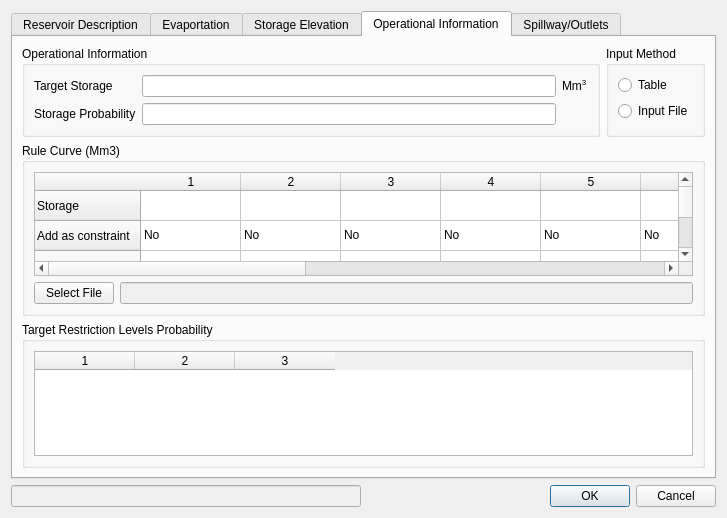
Above: gui/ui/reservoir_dialog.ui from lcford2/graps_gui before the change. Below: the same form after it.
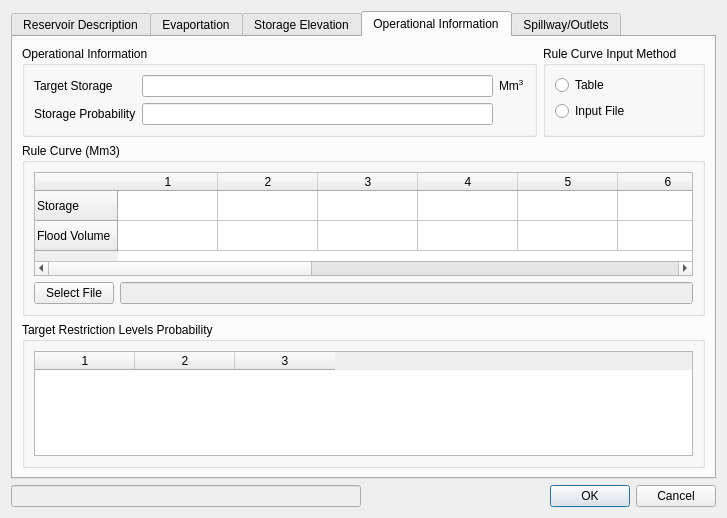
That is the form after the change. The open tabs and pages were chosen to show the change.

What changed in the file:
```diff
--- a/gui/ui/reservoir_dialog.ui
+++ b/gui/ui/reservoir_dialog.ui
@@ -798,26 +798,19 @@
           </item>
           <item row="0" column="0" colspan="2">
            <widget class="QTableWidget" name="rule_curve_table">
+            <property name="gridStyle">
+             <enum>Qt::SolidLine</enum>
+            </property>
             <row>
              <property name="text">
               <string>Storage</string>
              </property>
             </row>
-            <row>
-             <property name="text">
-              <string>Add as constraint</string>
-             </property>
-            </row>
             <row>
              <property name="text">
               <string>Flood Volume</string>
              </property>
             </row>
-            <row>
-             <property name="text">
-              <string>Add as constraint</string>
-             </property>
-            </row>
             <column>
              <property name="text">
               <string>1</string>
@@ -878,216 +871,6 @@
               <string>12</string>
              </property>
             </column>
-            <item row="1" column="0">
-             <property name="text">
-              <string>No</string>
-             </property>
-             <property name="checkState">
-              <enum>Unchecked</enum>
-             </property>
-            </item>
-            <item row="1" column="1">
-             <property name="text">
-              <string>No</string>
-             </property>
-             <property name="checkState">
-              <enum>Unchecked</enum>
-             </property>
-            </item>
-            <item row="1" column="2">
-             <property name="text">
-              <string>No</string>
-             </property>
-             <property name="checkState">
-              <enum>Unchecked</enum>
-             </property>
-            </item>
-            <item row="1" column="3">
-             <property name="text">
-              <string>No</string>
-             </property>
-             <property name="checkState">
-              <enum>Unchecked</enum>
-             </property>
-            </item>
-            <item row="1" column="4">
-             <property name="text">
-              <string>No</string>
-             </property>
-             <property name="checkState">
-              <enum>Unchecked</enum>
-             </property>
-            </item>
-            <item row="1" column="5">
-             <property name="text">
-              <string>No</string>
-             </property>
-             <property name="checkState">
-              <enum>Unchecked</enum>
-             </property>
-            </item>
-            <item row="1" column="6">
-             <property name="text">
-              <string>No</string>
-             </property>
-             <property name="checkState">
-              <enum>Unchecked</enum>
-             </property>
-            </item>
-            <item row="1" column="7">
-             <property name="text">
-              <string>No</string>
-             </property>
-             <property name="checkState">
-              <enum>Unchecked</enum>
-             </property>
-            </item>
-            <item row="1" column="8">
-             <property name="text">
-              <string>No</string>
-             </property>
-             <property name="checkState">
-              <enum>Unchecked</enum>
-             </property>
-            </item>
-            <item row="1" column="9">
-             <property name="text">
-              <string>No</string>
-             </property>
-             <property name="checkState">
-              <enum>Unchecked</enum>
-             </property>
-            </item>
-            <item row="1" column="10">
-             <property name="text">
-              <string>No</string>
-             </property>
-             <property name="checkState">
-              <enum>Unchecked</enum>
-             </property>
-            </item>
-            <item row="1" column="11">
-             <property name="text">
-              <string>No</string>
-             </property>
-             <property name="checkState">
-              <enum>Unchecked</enum>
-             </property>
-            </item>
-            <item row="3" column="0">
-             <property name="text">
-              <string>No</string>
-             </property>
-             <property name="checkState">
-              <enum>Unchecked</enum>
-             </property>
-            </item>
-            <item row="3" column="1">
-             <property name="text">
-              <string>No</string>
-             </property>
-             <property name="checkState">
-              <enum>Unchecked</enum>
-             </property>
-            </item>
-            <item row="3" column="2">
-             <property name="text">
-              <string>No</string>
-             </property>
-             <property name="checkState">
-              <enum>Unchecked</enum>
-             </property>
-            </item>
-            <item row="3" column="3">
-             <property name="text">
-              <string>No</string>
-             </property>
-             <property name="checkState">
-              <enum>Unchecked</enum>
-             </property>
-            </item>
-            <item row="3" column="4">
-             <property name="text">
-              <string>No</string>
-             </property>
-             <property name="checkState">
-              <enum>Unchecked</enum>
-             </property>
-            </item>
-            <item row="3" column="5">
-             <property name="text">
-              <string>No</string>
-             </property>
-             <property name="checkState">
-              <enum>Unchecked</enum>
-             </property>
-            </item>
-            <item row="3" column="6">
-             <property name="text">
-              <string>No</string>
-             </property>
-             <property name="checkState">
-              <enum>Unchecked</enum>
-             </property>
-            </item>
-            <item row="3" column="7">
-             <property name="text">
-              <string>No</string>
-             </property>
-             <property name="checkState">
-              <enum>Unchecked</enum>
-             </property>
-            </item>
-            <item row="3" column="8">
-             <property name="text">
-              <string>No</string>
-             </property>
-             <property name="checkState">
-              <enum>Unchecked</enum>
-             </property>
-            </item>
-            <item row="3" column="9">
-             <property name="text">
-              <string>No</string>
-             </property>
-             <property name="checkState">
-              <enum>Unchecked</enum>
-             </property>
-            </item>
-            <item row="3" column="10">
-             <property name="text">
-              <string>No</string>
-             </property>
-             <property name="checkState">
-              <enum>Unchecked</enum>
-             </property>
-            </item>
-            <item row="3" column="11">
-             <property name="text">
-              <string>No</string>
-             </property>
-             <property name="background">
-              <brush brushstyle="NoBrush">
-               <color alpha="255">
-                <red>0</red>
-                <green>0</green>
-                <blue>0</blue>
-               </color>
-              </brush>
-             </property>
-             <property name="foreground">
-              <brush brushstyle="NoBrush">
-               <color alpha="255">
-                <red>0</red>
-                <green>0</green>
-                <blue>0</blue>
-               </color>
-              </brush>
-             </property>
-             <property name="checkState">
-              <enum>Unchecked</enum>
-             </property>
-            </item>
            </widget>
           </item>
          </layout>
@@ -1124,7 +907,7 @@
        <item row="0" column="1">
         <widget class="QGroupBox" name="input_method_box">
          <property name="title">
-          <string>Input Method</string>
+          <string>Rule Curve Input Method</string>
          </property>
          <layout class="QFormLayout" name="formLayout">
           <item row="0" column="0">
```
Left out of the diff: 12 changed lines with no effect on the pictures.
